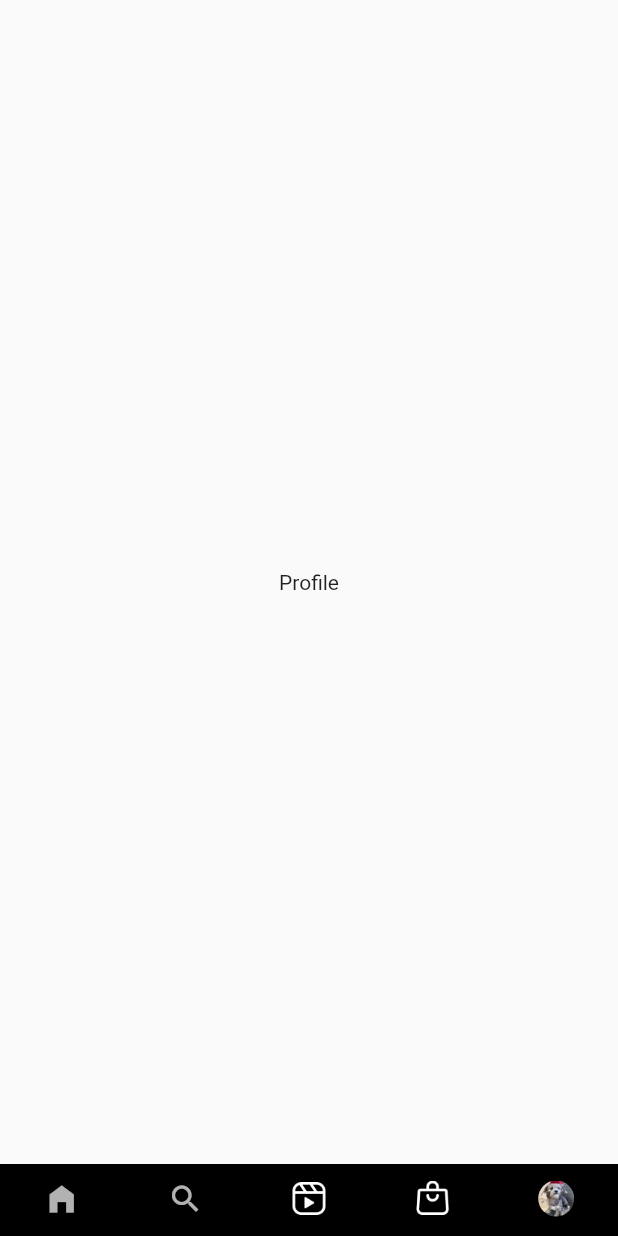
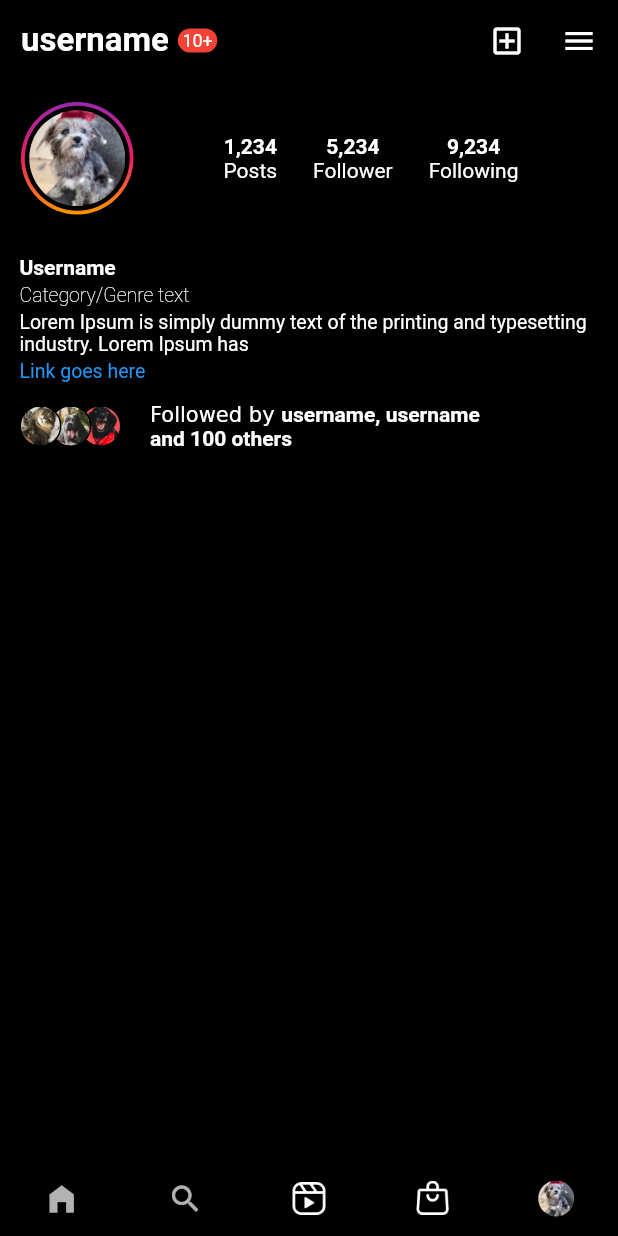
Before and after one commit to wahyunf354/instragram_clone_ui, a Flutter app: the screen it shows after launch, item 5 of the bottom bar chosen, on a phone screen of 412 x 824 dp. Run offline on Flutter 3.47's test engine with Material 2 defaults, Android fonts, the phone set to English and light mode, and no system bars.

```diff
--- a/lib/components/feed.dart
+++ b/lib/components/feed.dart
@@ -55,7 +55,18 @@ class Feed extends StatelessWidget {
               ],
             ),
           ),
-          Image.asset("assets/images/img_feed_1.png"),
+          Stack(
+            children: [
+              Positioned(
+                child: Image.asset("assets/images/img_feed_1.png")
+              ),
+              Positioned(
+                bottom: 10,
+                left: 10,
+                child: Image.asset("assets/images/ic_person.png", width: 24,),
+              )
+            ]
+          ),
           Padding(
             padding: const EdgeInsets.symmetric(horizontal: 13, vertical: 10),
             child: Row(
--- a/lib/main.dart
+++ b/lib/main.dart
@@ -1,5 +1,6 @@
 import 'package:flutter/material.dart';
 import 'package:instragram_clone_ui/pages/home_page.dart';
+import 'package:instragram_clone_ui/pages/profile_page.dart';
 
 void main () => runApp(MyApp());
 
@@ -25,9 +26,7 @@ class MyApp extends StatelessWidget {
               Center(
                 child: Text("Shopping"),
               ),
-              Center(
-                child: Text("Profile"),
-              ),
+              Profile(),
             ],
           ),
           bottomNavigationBar: Container(
--- /dev/null
+++ b/lib/pages/profile_page.dart
@@ -0,0 +1,260 @@
+import 'package:flutter/material.dart';
+
+class Profile extends StatelessWidget {
+  const Profile({super.key});
+
+  @override
+  Widget build(BuildContext context) {
+    return SafeArea(
+      child: Container(
+        color: Colors.black,
+        child: Column(
+          crossAxisAlignment: CrossAxisAlignment.start,
+          children: [
+            Padding(
+              padding: const EdgeInsets.all(14),
+              child: Row(
+                children: [
+                  const Text(
+                    "username",
+                    style: TextStyle(
+                        color: Colors.white,
+                        fontSize: 22,
+                        fontWeight: FontWeight.bold),
+                  ),
+                  const SizedBox(
+                    width: 6,
+                  ),
+                  Container(
+                    padding:
+                        const EdgeInsets.symmetric(horizontal: 3, vertical: 1),
+                    decoration: BoxDecoration(
+                        color: Colors.red,
+                        borderRadius: BorderRadius.circular(12)),
+                    child: Text(
+                      '10+',
+                      style: TextStyle(color: Colors.white, fontSize: 12),
+                    ),
+                  ),
+                  const Spacer(),
+                  const Icon(
+                    Icons.add_box_outlined,
+                    size: 24,
+                    color: Colors.white,
+                  ),
+                  const SizedBox(
+                    width: 24,
+                  ),
+                  const Icon(
+                    Icons.menu,
+                    size: 24,
+                    color: Colors.white,
+                  )
+                ],
+              ),
+            ),
+            Padding(
+              padding: const EdgeInsets.all(14),
+              child: Row(
+                children: [
+                  Container(
+                    width: 75,
+                    padding: EdgeInsets.all(2.5),
+                    decoration: BoxDecoration(
+                      color: Colors.red,
+                      borderRadius: BorderRadius.circular(78.53),
+                      gradient: const LinearGradient(
+                        begin: Alignment.topRight,
+                        end: Alignment.bottomRight,
+                        colors: [
+                          Colors.purple,
+                          Colors.pink,
+                          Colors.orange,
+                        ],
+                      ),
+                    ),
+                    child: Container(
+                      padding: const EdgeInsets.all(3),
+                      width: 70,
+                      decoration: BoxDecoration(
+                          color: Colors.black,
+                          borderRadius: BorderRadius.circular(78)),
+                      child: ClipOval(
+                          child: Image.asset(
+                        'assets/images/img_profile.png',
+                        width: 60,
+                      )),
+                    ),
+                  ),
+                  const Padding(
+                    padding: EdgeInsets.only(left: 60),
+                    child: Row(
+                      children: [
+                        Column(
+                          children: [
+                            Text(
+                              "1,234",
+                              style: TextStyle(
+                                  color: Colors.white,
+                                  fontWeight: FontWeight.bold,
+                                  fontSize: 14),
+                            ),
+                            Text(
+                              "Posts",
+                              style:
+                                  TextStyle(color: Colors.white, fontSize: 14),
+                            )
+                          ],
+                        ),
+                        SizedBox(
+                          width: 24,
+                        ),
+                        Column(
+                          children: [
+                            Text(
+                              "5,234",
+                              style: TextStyle(
+                                  color: Colors.white,
+                                  fontWeight: FontWeight.bold,
+                                  fontSize: 14),
+                            ),
+                            Text(
+                              "Follower",
+                              style:
+                                  TextStyle(color: Colors.white, fontSize: 14),
+                            )
+                          ],
+                        ),
+                        SizedBox(
+                          width: 24,
+                        ),
+                        Column(
+                          children: [
+                            Text(
+                              "9,234",
+                              style: TextStyle(
+                                  color: Colors.white,
+                                  fontWeight: FontWeight.bold,
+                                  fontSize: 14),
+                            ),
+                            Text(
+                              "Following",
+                              style:
+                                  TextStyle(color: Colors.white, fontSize: 14),
+                            )
+                          ],
+                        ),
+                      ],
+                    ),
+                  ),
+                ],
+              ),
+            ),
+            const Padding(
+              padding: EdgeInsets.all(13),
+              child: Column(
+                crossAxisAlignment: CrossAxisAlignment.start,
+                children: [
+                  Text(
+                    "Username",
+                    style: TextStyle(
+                        color: Colors.white, fontWeight: FontWeight.bold),
+                  ),
+                  SizedBox(
+                    height: 3,
+                  ),
+                  Text(
+                    "Category/Genre text",
+                    style: TextStyle(
+                        color: Colors.white,
+                        fontSize: 13,
+                        fontWeight: FontWeight.w200),
+                  ),
+                  SizedBox(
+                    height: 3,
+                  ),
+                  Text(
+                    "Lorem Ipsum is simply dummy text of the printing and typesetting industry. Lorem Ipsum has",
+                    style: TextStyle(
+                        color: Colors.white,
+                        fontSize: 13,
+                        fontWeight: FontWeight.normal),
+                  ),
+                  SizedBox(
+                    height: 3,
+                  ),
+                  Text(
+                    "Link goes here",
+                    style: TextStyle(
+                      color: Colors.blue,
+                      fontSize: 13,
+                    ),
+                  ),
+                ],
+              ),
+            ),
+            Row(
+              children: [
+                Container(
+                  width: 100,
+                  padding: const EdgeInsets.symmetric(horizontal: 13),
+                  child: Stack(
+                    children: [
+                      Positioned(
+                        left: 40,
+                        child: Container(
+                            padding: const EdgeInsets.all(1),
+                            decoration: BoxDecoration(
+                                color: Colors.black,
+                                borderRadius: BorderRadius.circular(20)),
+                            child: ClipOval(
+                                child: Image.asset(
+                              "assets/images/img_friend_cat_3.png",
+                              width: 26,
+                            ))),
+                      ),
+                      Positioned(
+                        left: 20,
+                        child: Container(
+                            padding: const EdgeInsets.all(1),
+                            decoration: BoxDecoration(
+                                color: Colors.black,
+                                borderRadius: BorderRadius.circular(20)),
+                            child: ClipOval(
+                                child: Image.asset(
+                              "assets/images/img_friend_cat_2.png",
+                              width: 26,
+                            ))),
+                      ),
+                      Positioned(
+                        child: Container(
+                            padding: const EdgeInsets.all(1),
+                            decoration: BoxDecoration(
+                                color: Colors.black,
+                                borderRadius: BorderRadius.circular(20)),
+                            child: ClipOval(
+                                child: Image.asset(
+                              "assets/images/img_friend_cat_1.png",
+                              width: 26,
+                            ))),
+                      ),
+                    ],
+                  ),
+                ),
+                RichText(text: const TextSpan(
+                  children: [
+                    TextSpan(text: "Followed by "),
+                    TextSpan(text: "username, username  \nand 100 others", style: TextStyle(fontWeight: FontWeight.bold))
+                  ]
+                ))
+              ],
+            ),
+            Row(
+
+            )
+          ],
+        ),
+      ),
+    );
+  }
+}
--- a/pubspec.yaml
+++ b/pubspec.yaml
@@ -75,6 +75,7 @@ flutter:
     - assets/images/img_friend_cat_2.png
     - assets/images/img_friend_cat_3.png
     - assets/images/img_feed_1.png
+    - assets/images/ic_person.png
 
   # An image asset can refer to one or more resolution-specific "variants", see
   # https://flutter.dev/assets-and-images/#resolution-aware
```
Also changed, not shown: assets/Screenshot_1688198958.png (added), assets/images/ic_person.png (added), 1 other file.
